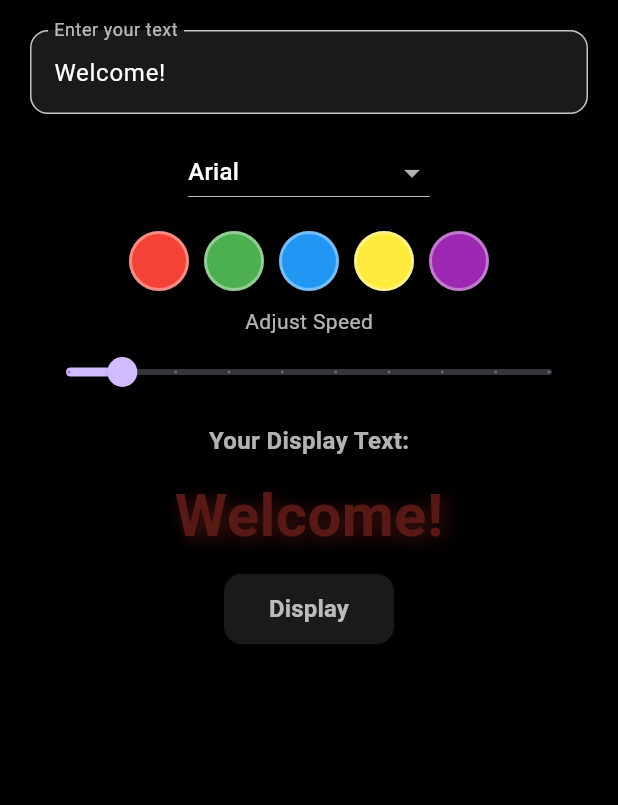
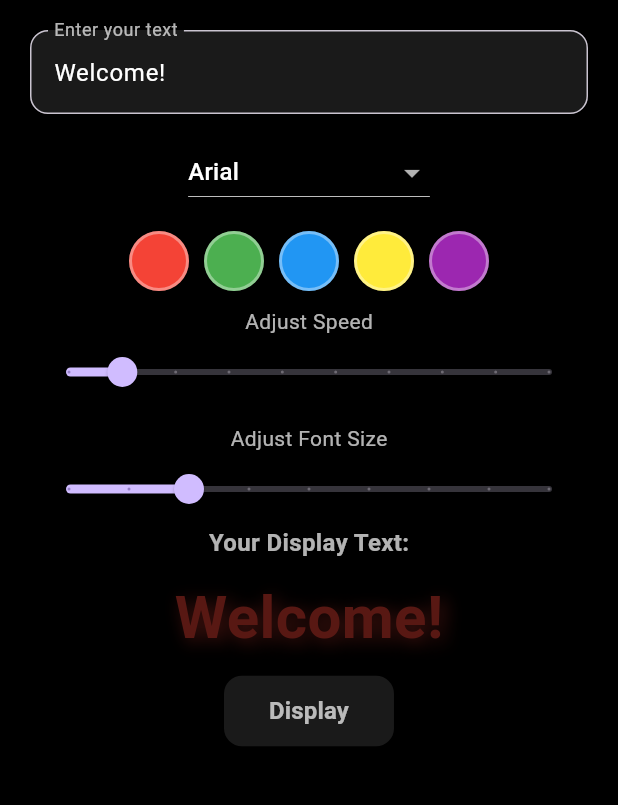
Before and after one commit to KristelAriasCulala/LedBanner, a Flutter app: the LEDBannerScreen screen opened directly, on a phone screen of 412 x 824 dp, the part 84-889 px from its top. Run offline on Flutter 3.47's test engine with Material 3 defaults, Android fonts, the phone set to English and light mode, and no system bars; Roboto replaces fonts that are missing (Arial).

Commit message:
Font Size added

```diff
--- a/lib/main.dart
+++ b/lib/main.dart
@@ -159,6 +159,7 @@ class _LEDBannerScreenState extends State<LEDBannerScreen> {
   bool _isBlinking = true;
   double _position = 0;
   double _speed = 2;
+  double _fontSize = 40; // Add this line
   final List<String> _fonts = ["Arial", "Courier", "Times New Roman", "Verdana", "HighSpeedFont"];
   String _selectedFont = "Arial";
 
@@ -214,6 +215,7 @@ class _LEDBannerScreenState extends State<LEDBannerScreen> {
             const SizedBox(height: 10),
             _buildSpeedSlider(),
             const SizedBox(height: 10),
+            _buildFontSizeSlider(), // Add this line
             const Text("Your Display Text:",
                 style: TextStyle(color: Colors.white70, fontSize: 16, fontWeight: FontWeight.bold)),
             const SizedBox(height: 10),
@@ -295,6 +297,26 @@ class _LEDBannerScreenState extends State<LEDBannerScreen> {
     );
   }
 
+  Widget _buildFontSizeSlider() { // Add this method
+    return Column(
+      children: [
+        const Text("Adjust Font Size", style: TextStyle(color: Colors.white70)),
+        Slider(
+          value: _fontSize,
+          min: 20,
+          max: 100,
+          divisions: 8,
+          label: _fontSize.toStringAsFixed(1),
+          onChanged: (value) {
+            setState(() {
+              _fontSize = value;
+            });
+          },
+        ),
+      ],
+    );
+  }
+
   Widget _buildLEDText() {
     return SingleChildScrollView(
       scrollDirection: Axis.horizontal,
@@ -304,14 +326,14 @@ class _LEDBannerScreenState extends State<LEDBannerScreen> {
         child: Text(
           _textController.text,
           style: TextStyle(
-            fontSize: 40,
+            fontSize: _fontSize, // Update this line
             fontWeight: FontWeight.bold,
             color: _selectedColor,
             fontFamily: _selectedFont,
             shadows: [
               Shadow(
                 blurRadius: 15,
-                color: _selectedColor.withOpacity(0.8), // Use withOpacity from Color class
+                color: _selectedColor.withOpacity(0.8),
                 offset: const Offset(3, 3),
               ),
             ],
```
